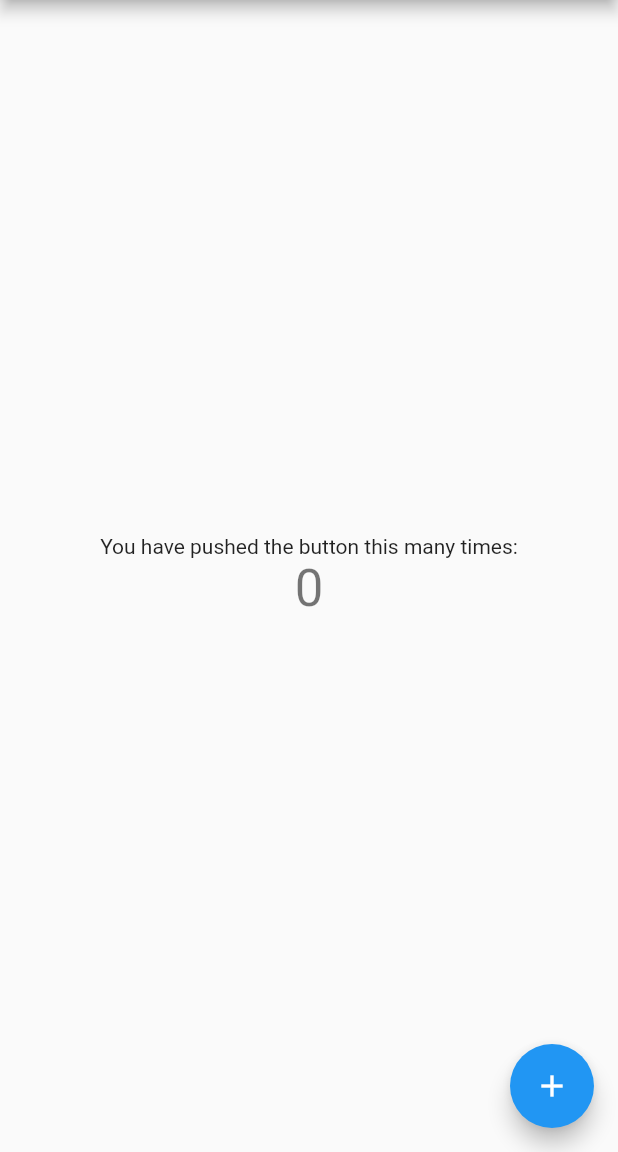
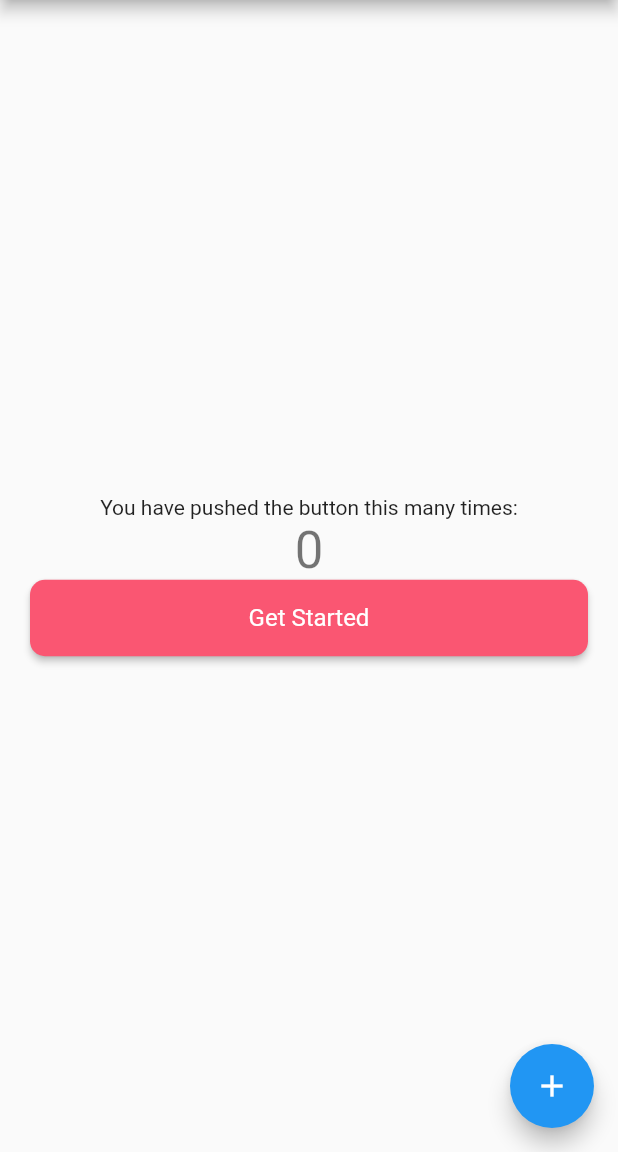
Before and after one commit to ChaniduMadalagama/Flutter-Dating-App-With-Firebace_Backend, a Flutter app: the screen it shows after launch, on a phone screen of 412 x 824 dp, the part 84-1236 px from its top. Run offline on Flutter 3.47's test engine with Material 2 defaults, Android fonts, the phone set to English and light mode, and no system bars; our stand-ins replace google_fonts; Roboto replaces fonts that are missing (Alata).

Commit message:
Created a reusable button and added Google Fonts dependency
In this commit, I created a new reusable button widget in my Flutter app, which can be easily used throughout the app. I also added the google_fonts package as a dependency to the app's pubspec.yaml file so that I can easily use custom fonts in the app.

```diff
--- /dev/null
+++ b/lib/const/colors.dart
@@ -0,0 +1,4 @@
+import 'package:flutter/material.dart';
+
+//store colors
+const Color pinkColor = Color(0xFFFA5672);
--- a/lib/main.dart
+++ b/lib/main.dart
@@ -1,3 +1,4 @@
+import 'package:datingapp/widgets/custom_button.dart';
 import 'package:flutter/material.dart';
 
 void main() {
@@ -7,13 +8,11 @@ void main() {
 class MyApp extends StatelessWidget {
   const MyApp({super.key});
 
-
   @override
   Widget build(BuildContext context) {
     return MaterialApp(
       title: 'Flutter Demo',
       theme: ThemeData(
-
         primarySwatch: Colors.blue,
       ),
       home: const MyHomePage(title: 'Flutter Demo Home Page'),
@@ -23,8 +22,6 @@ class MyApp extends StatelessWidget {
 
 class MyHomePage extends StatefulWidget {
   const MyHomePage({super.key, required this.title});
-
-
 
   final String title;
 
@@ -61,9 +58,7 @@ class _MyHomePageState extends State<MyHomePage> {
         title: Text(widget.title),
       ),
       body: Center(
-
         child: Column(
-
           mainAxisAlignment: MainAxisAlignment.center,
           children: <Widget>[
             const Text(
@@ -73,6 +68,13 @@ class _MyHomePageState extends State<MyHomePage> {
               '$_counter',
               style: Theme.of(context).textTheme.headlineMedium,
             ),
+            Padding(
+              padding: const EdgeInsets.symmetric(horizontal: 20),
+              child: CustomButton(
+                title: "Get Started",
+                onTap: () {},
+              ),
+            )
           ],
         ),
       ),
--- /dev/null
+++ b/lib/widgets/custom_button.dart
@@ -0,0 +1,36 @@
+import 'package:flutter/material.dart';
+import 'package:google_fonts/google_fonts.dart';
+import '../const/colors.dart';
+
+class CustomButton extends StatelessWidget {
+  final String title;
+  final VoidCallback onTap;
+  const CustomButton({super.key, required this.title, required this.onTap});
+
+  @override
+  Widget build(BuildContext context) {
+    return SizedBox(
+      width: double.infinity,
+      child: ElevatedButton(
+        onPressed: onTap,
+        style: ElevatedButton.styleFrom(
+          backgroundColor: pinkColor,
+          shape: RoundedRectangleBorder(
+            borderRadius: BorderRadius.circular(10.0),
+          ),
+          padding: const EdgeInsets.symmetric(horizontal: 50, vertical: 16),
+        ),
+        child: Text(
+          title,
+          style: GoogleFonts.alata(
+            textStyle: const TextStyle(
+              fontSize: 16,
+              fontWeight: FontWeight.normal,
+              color: Colors.white,
+            ),
+          ),
+        ),
+      ),
+    );
+  }
+}
--- a/pubspec.yaml
+++ b/pubspec.yaml
@@ -35,6 +35,7 @@ dependencies:
   # The following adds the Cupertino Icons font to your application.
   # Use with the CupertinoIcons class for iOS style icons.
   cupertino_icons: ^1.0.2
+  google_fonts: ^4.0.3
 
 dev_dependencies:
   flutter_test:
```
Also changed, not shown: pubspec.lock, 1 other file.
